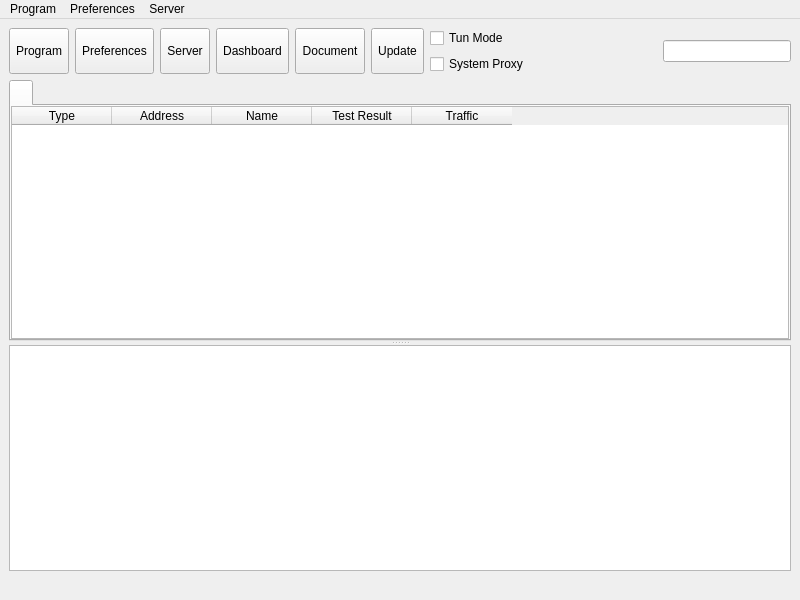
This is ui/mainwindow.ui in Restia-Ashbell/nekobox as Qt 5 draws it before an edit. The edited form follows.
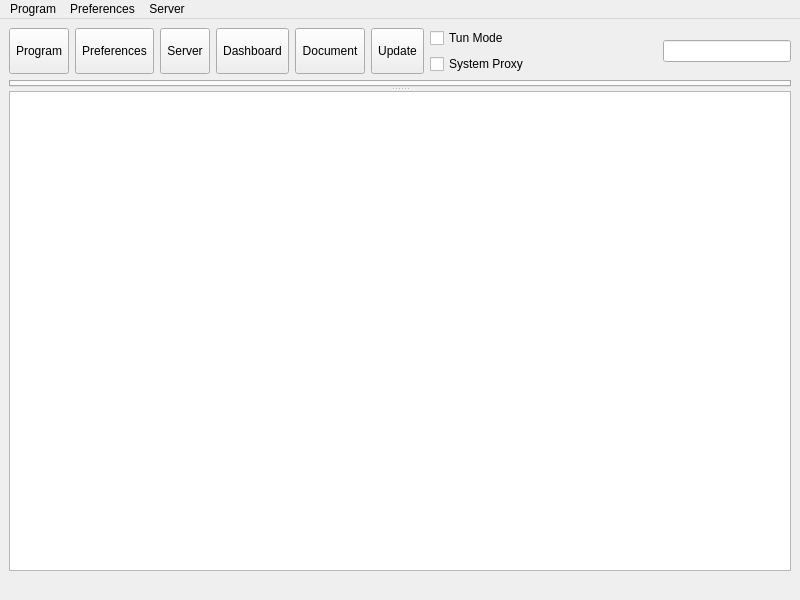
This is the edited form. Icons and pictures are not drawn. Custom widgets are drawn as their Qt base class.

Commit message: refactor: multi-tab proxies table

Diff of the .ui file:
```diff
--- a/ui/mainwindow.ui
+++ b/ui/mainwindow.ui
@@ -267,87 +267,6 @@
        <property name="movable">
         <bool>true</bool>
        </property>
-       <widget class="QWidget" name="widget1">
-        <attribute name="title">
-         <string/>
-        </attribute>
-        <layout class="QGridLayout" name="gridLayout_2">
-         <property name="leftMargin">
-          <number>0</number>
-         </property>
-         <property name="topMargin">
-          <number>0</number>
-         </property>
-         <property name="rightMargin">
-          <number>0</number>
-         </property>
-         <property name="bottomMargin">
-          <number>0</number>
-         </property>
-         <property name="spacing">
-          <number>0</number>
-         </property>
-         <item row="0" column="0">
-          <widget class="MyTableWidget" name="proxyListTable">
-           <property name="contextMenuPolicy">
-            <enum>Qt::ContextMenuPolicy::CustomContextMenu</enum>
-           </property>
-           <property name="editTriggers">
-            <set>QAbstractItemView::EditTrigger::NoEditTriggers</set>
-           </property>
-           <property name="alternatingRowColors">
-            <bool>true</bool>
-           </property>
-           <property name="selectionBehavior">
-            <enum>QAbstractItemView::SelectionBehavior::SelectRows</enum>
-           </property>
-           <property name="horizontalScrollMode">
-            <enum>QAbstractItemView::ScrollMode::ScrollPerPixel</enum>
-           </property>
-           <property name="wordWrap">
-            <bool>false</bool>
-           </property>
-           <attribute name="horizontalHeaderMinimumSectionSize">
-            <number>16</number>
-           </attribute>
-           <attribute name="horizontalHeaderHighlightSections">
-            <bool>false</bool>
-           </attribute>
-           <attribute name="horizontalHeaderShowSortIndicator" stdset="0">
-            <bool>false</bool>
-           </attribute>
-           <attribute name="verticalHeaderDefaultSectionSize">
-            <number>30</number>
-           </attribute>
-           <column>
-            <property name="text">
-             <string>Type</string>
-            </property>
-           </column>
-           <column>
-            <property name="text">
-             <string>Address</string>
-            </property>
-           </column>
-           <column>
-            <property name="text">
-             <string>Name</string>
-            </property>
-           </column>
-           <column>
-            <property name="text">
-             <string>Test Result</string>
-            </property>
-           </column>
-           <column>
-            <property name="text">
-             <string>Traffic</string>
-            </property>
-           </column>
-          </widget>
-         </item>
-        </layout>
-       </widget>
       </widget>
       <widget class="QTextBrowser" name="masterLogBrowser">
        <property name="contextMenuPolicy">
@@ -840,13 +759,6 @@
    </property>
   </action>
  </widget>
- <customwidgets>
-  <customwidget>
-   <class>MyTableWidget</class>
-   <extends>QTableWidget</extends>
-   <header location="global">ui/widget/MyTableWidget.h</header>
-  </customwidget>
- </customwidgets>
  <resources/>
  <connections/>
 </ui>
```
Left out of the diff: 2 changed lines with no effect on the pictures. The commit also changes 15 other files.
